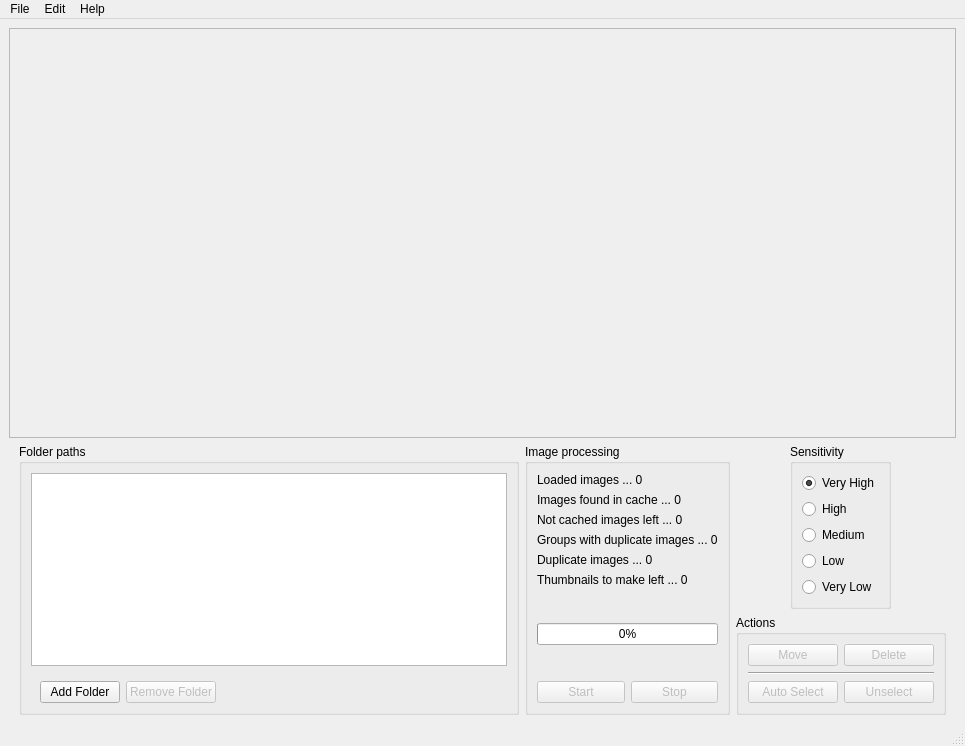
Before: the Qt Designer form doppelganger/resources/ui/mainwindow.ui in max-dw-i/myfyrio, drawn with Qt 5.
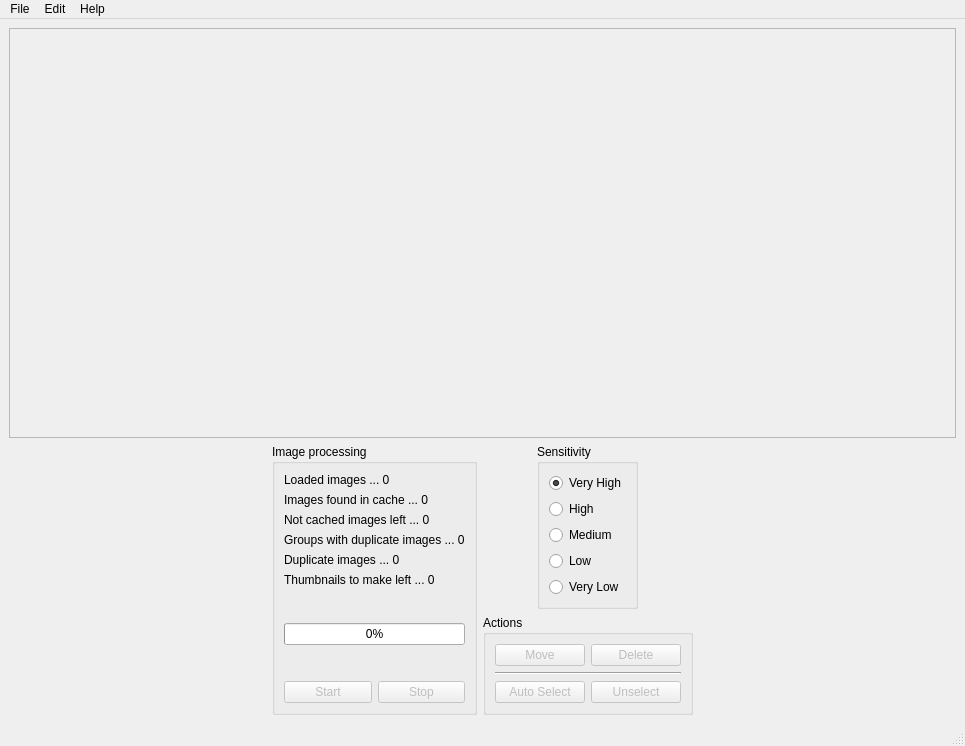
After: the same form once the commit is applied. Icons and pictures are not drawn.

Commit message: Move 'choose path' widgets into a separate module

```diff
--- a/doppelganger/resources/ui/mainwindow.ui
+++ b/doppelganger/resources/ui/mainwindow.ui
@@ -128,138 +128,6 @@
        <property name="bottomMargin">
         <number>0</number>
        </property>
-       <item>
-        <widget class="QGroupBox" name="pathsGrp">
-         <property name="enabled">
-          <bool>true</bool>
-         </property>
-         <property name="sizePolicy">
-          <sizepolicy hsizetype="Expanding" vsizetype="Preferred">
-           <horstretch>0</horstretch>
-           <verstretch>0</verstretch>
-          </sizepolicy>
-         </property>
-         <property name="minimumSize">
-          <size>
-           <width>500</width>
-           <height>0</height>
-          </size>
-         </property>
-         <property name="maximumSize">
-          <size>
-           <width>16777215</width>
-           <height>16777215</height>
-          </size>
-         </property>
-         <property name="title">
-          <string>Folder paths</string>
-         </property>
-         <property name="flat">
-          <bool>false</bool>
-         </property>
-         <property name="checkable">
-          <bool>false</bool>
-         </property>
-         <layout class="QVBoxLayout" name="verticalLayout_4">
-          <item>
-           <widget class="QListWidget" name="pathsList">
-            <property name="sizePolicy">
-             <sizepolicy hsizetype="Expanding" vsizetype="Expanding">
-              <horstretch>0</horstretch>
-              <verstretch>0</verstretch>
-             </sizepolicy>
-            </property>
-            <property name="minimumSize">
-             <size>
-              <width>0</width>
-              <height>0</height>
-             </size>
-            </property>
-            <property name="toolTip">
-             <string>List of folders to work on</string>
-            </property>
-            <property name="selectionMode">
-             <enum>QAbstractItemView::MultiSelection</enum>
-            </property>
-           </widget>
-          </item>
-          <item alignment="Qt::AlignLeft">
-           <widget class="QWidget" name="pathsBtnsWidget" native="true">
-            <layout class="QHBoxLayout" name="horizontalLayout_2">
-             <property name="topMargin">
-              <number>9</number>
-             </property>
-             <property name="bottomMargin">
-              <number>0</number>
-             </property>
-             <item>
-              <widget class="QPushButton" name="addFolderBtn">
-               <property name="sizePolicy">
-                <sizepolicy hsizetype="Preferred" vsizetype="Preferred">
-                 <horstretch>0</horstretch>
-                 <verstretch>0</verstretch>
-                </sizepolicy>
-               </property>
-               <property name="minimumSize">
-                <size>
-                 <width>0</width>
-                 <height>0</height>
-                </size>
-               </property>
-               <property name="mouseTracking">
-                <bool>false</bool>
-               </property>
-               <property name="toolTip">
-                <string>Add folder to the list to work on</string>
-               </property>
-               <property name="whatsThis">
-                <string/>
-               </property>
-               <property name="accessibleDescription">
-                <string/>
-               </property>
-               <property name="text">
-                <string>Add Folder</string>
-               </property>
-               <property name="checkable">
-                <bool>false</bool>
-               </property>
-               <property name="flat">
-                <bool>false</bool>
-               </property>
-              </widget>
-             </item>
-             <item>
-              <widget class="QPushButton" name="delFolderBtn">
-               <property name="enabled">
-                <bool>false</bool>
-               </property>
-               <property name="sizePolicy">
-                <sizepolicy hsizetype="Preferred" vsizetype="Preferred">
-                 <horstretch>0</horstretch>
-                 <verstretch>0</verstretch>
-                </sizepolicy>
-               </property>
-               <property name="minimumSize">
-                <size>
-                 <width>0</width>
-                 <height>0</height>
-                </size>
-               </property>
-               <property name="toolTip">
-                <string>Remove folder from the list to work on</string>
-               </property>
-               <property name="text">
-                <string>Remove Folder</string>
-               </property>
-              </widget>
-             </item>
-            </layout>
-           </widget>
-          </item>
-         </layout>
-        </widget>
-       </item>
        <item>
         <widget class="QGroupBox" name="processGrp">
          <property name="sizePolicy">
```
Left out of the diff: 4 changed lines with no effect on the pictures. The commit also changes 5 other files.
